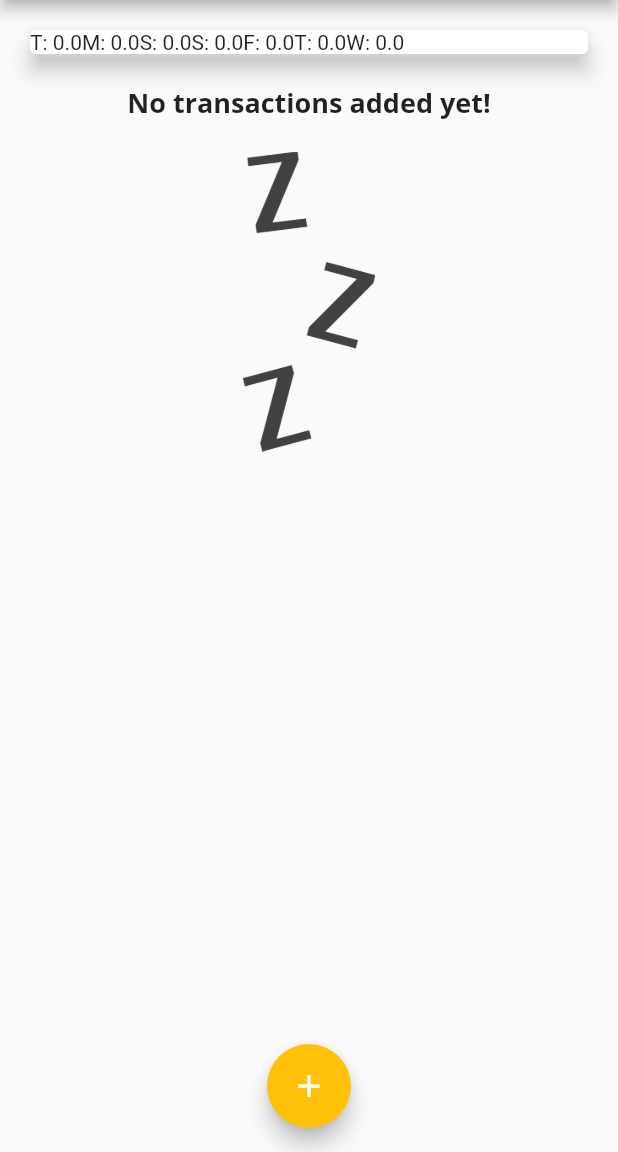
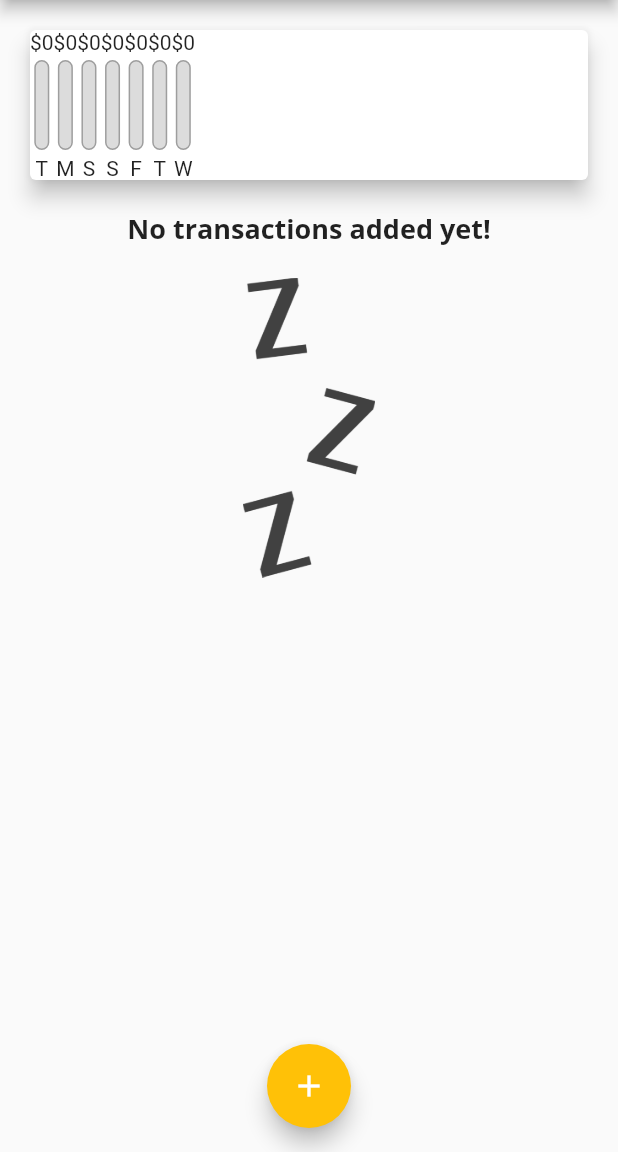
Before and after one commit to steadysamwise4/expense_planner, a Flutter app: the screen it shows after launch, on a phone screen of 412 x 824 dp, the part 84-1236 px from its top. Run offline on Flutter 3.47's test engine with Material 2 defaults, Android fonts, the phone set to English and light mode, and no system bars.

Commit message:
Continued work on chart

```diff
--- a/lib/widgets/chart.dart
+++ b/lib/widgets/chart.dart
@@ -1,7 +1,4 @@
-import 'package:flutter/gestures.dart';
-import 'package:flutter/src/widgets/container.dart';
-import 'package:flutter/src/widgets/framework.dart';
-
+import './chart_bar.dart';
 import 'package:flutter/material.dart';
 import '../models/transaction.dart';
 import 'package:intl/intl.dart';
@@ -36,6 +33,12 @@ class Chart extends StatelessWidget {
     });
   }
 
+  double get totalSpending {
+    return groupedTransactionValues.fold(0.0, (sum, item) {
+      return sum + (item['amount'] as double);
+    });
+  }
+
   @override
   Widget build(BuildContext context) {
     return Card(
@@ -43,9 +46,12 @@ class Chart extends StatelessWidget {
       margin: EdgeInsets.all(20),
       child: Row(
         children: groupedTransactionValues.map((data) {
-          return Text(
-            '${data['day']}: ${data['amount']}',
-          );
+          return ChartBar(
+              data['day'].toString(),
+              (data['amount'] as double),
+              totalSpending == 0.0
+                  ? 0.0
+                  : (data['amount'] as double) / totalSpending);
         }).toList(),
       ),
     );
--- a/lib/widgets/chart_bar.dart
+++ b/lib/widgets/chart_bar.dart
@@ -19,7 +19,27 @@ class ChartBar extends StatelessWidget {
         const SizedBox(
           height: 4,
         ),
-        const SizedBox(height: 60, width: 10, child: null),
+        SizedBox(
+          height: 60,
+          width: 10,
+          child: Stack(
+            children: <Widget>[
+              Container(
+                  decoration: BoxDecoration(
+                border: Border.all(color: Colors.grey, width: 1.0),
+                color: const Color.fromRGBO(220, 220, 220, 1),
+                borderRadius: BorderRadius.circular(20),
+              )),
+              FractionallySizedBox(
+                  heightFactor: spendingPctOfTotal,
+                  child: Container(
+                    decoration: BoxDecoration(
+                        color: Theme.of(context).primaryColor,
+                        borderRadius: BorderRadius.circular(10)),
+                  ))
+            ],
+          ),
+        ),
         const SizedBox(
           height: 4,
         ),
```
